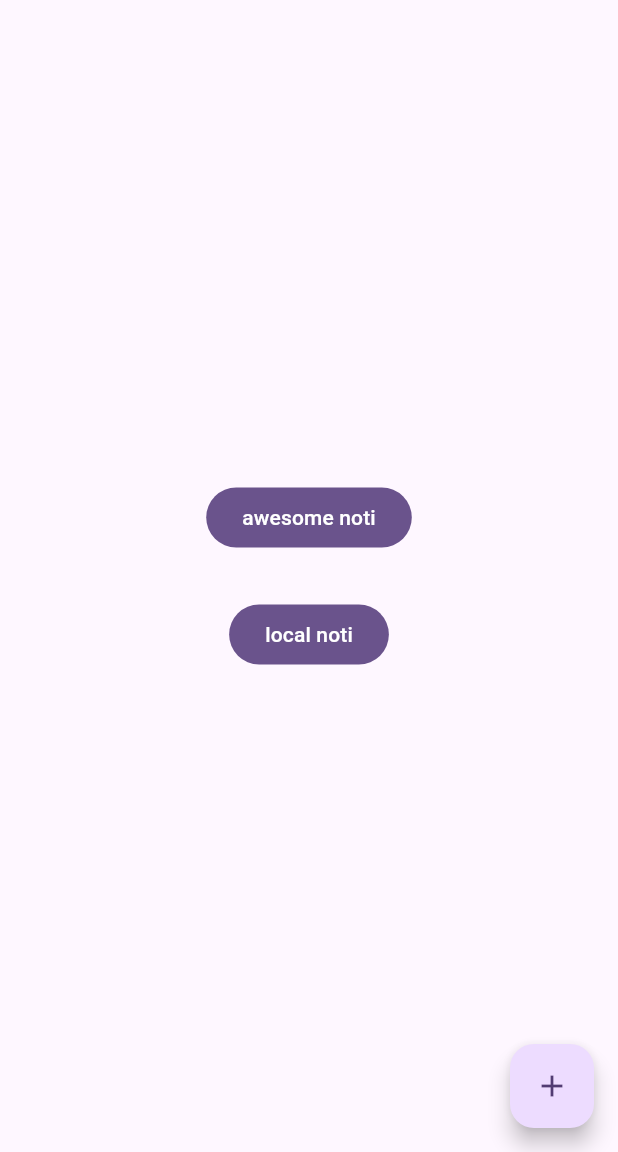
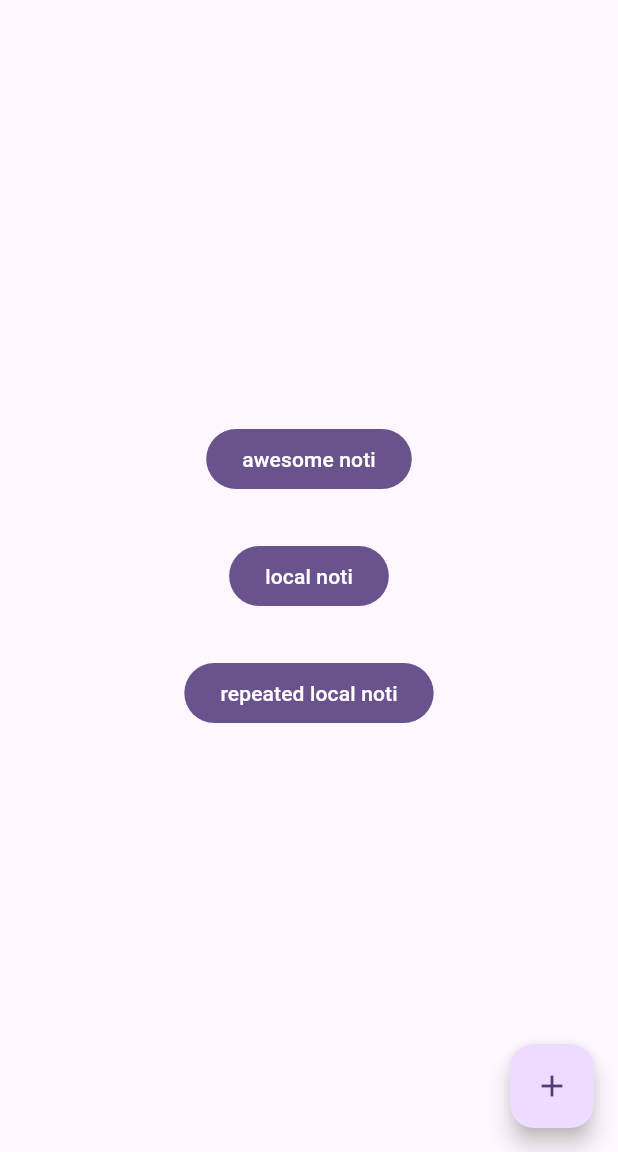
Before and after one commit to muchirajunior/notificationsapp, a Flutter app: the first screen one second after launch, on a phone screen of 412 x 824 dp, the part 84-1236 px from its top. Run offline on Flutter 3.47's test engine with Material 2 defaults, Android fonts, the phone set to English and light mode, and no system bars; our stand-ins replace awesome_notifications, flutter_local_notifications.

Commit message:
in app notification

```diff
--- a/lib/home.dart
+++ b/lib/home.dart
@@ -11,10 +11,14 @@ class Home extends StatefulWidget {
 }
 
 class _HomeState extends State<Home> {
-  var service=LocalNotficationService();
+  showNoti()async{
+    await Future.delayed(const Duration(seconds: 5));
+    NotificationService.showInAppNotification();
+  }
 
   @override
   void initState() {
+    showNoti();
     super.initState();
   }
 
@@ -23,24 +27,25 @@ class _HomeState extends State<Home> {
     return Scaffold(
       appBar: AppBar(
         title: const Text('Flutter Demo'),
-        elevation: 3,
+        elevation: 1,
       ),
 
-      body: Center(
+      body: const Center(
         child: Column(
           mainAxisAlignment: MainAxisAlignment.center,
-          crossAxisAlignment: CrossAxisAlignment.center,
           children: [
             FilledButton(onPressed: NotificationService.createNotification, child: Text('awesome noti')),
             SizedBox(height: 30,),
-            FilledButton(onPressed: () async=>await service.showLocalNotification(), child: Text('local noti'))
+            FilledButton(onPressed: LocalNotficationService.showLocalNotification, child: Text('local noti')),
+            SizedBox(height: 30,),
+            FilledButton(onPressed: LocalNotficationService.scheduleLocalNotification, child: Text('repeated local noti'))
           ],
         ),
       ),
 
-      floatingActionButton: FloatingActionButton(
-        onPressed: ()=>NotificationService.showAlertNotification(context),
-        child: const Icon(Icons.add),
+      floatingActionButton: const FloatingActionButton(
+        onPressed: NotificationService.showInAppNotification,
+        child: Icon(Icons.add),
       ),
     );
   }
--- a/lib/main.dart
+++ b/lib/main.dart
@@ -22,7 +22,6 @@ class MyApp extends StatefulWidget {
 
 class _MyAppState extends State<MyApp> {
 
-
   @override
   Widget build(BuildContext context) {
     return MaterialApp(
--- a/lib/notification_screen.dart
+++ b/lib/notification_screen.dart
@@ -16,5 +16,6 @@ class NotificationScreen extends StatelessWidget {
         child: Text(payload['message']),
       ),
     );
+
   }
 }
```
Also changed, not shown: lib/local_notification_service.dart (+16 -5 lines), lib/notification_service.dart (+6 -2 lines).
